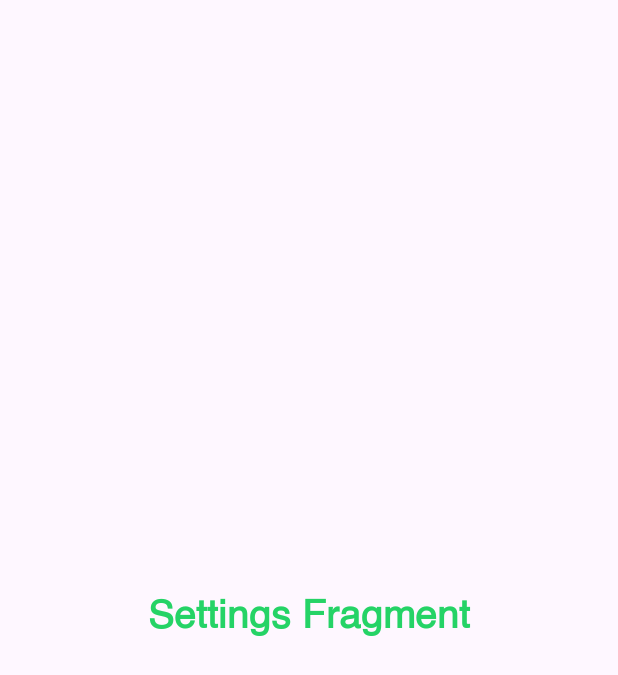
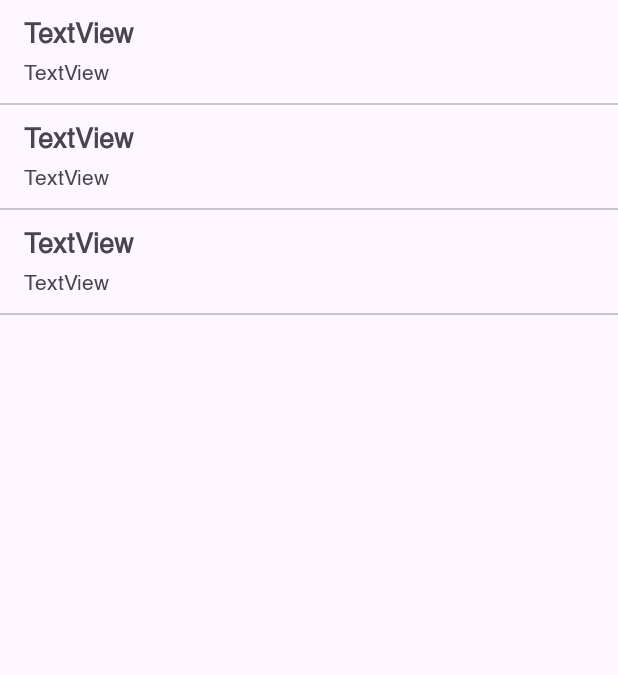
Before and after one commit to muhsan-javed/Status-Saver-Application, an Android app: the layout fragment_settings.xml on its own in the app's theme, with its tools: preview values and no code run, on a phone screen of 412 x 824 dp. Shown: the top 675 px of the screen. Run offline under Robolectric (Android 15) with nearby library versions, the phone set to English and light mode, and no system bars.

Commit message:
Refresh UI

```diff
--- a/app/src/main/res/layout/fragment_settings.xml
+++ b/app/src/main/res/layout/fragment_settings.xml
@@ -1,19 +1,15 @@
 <?xml version="1.0" encoding="utf-8"?>
-<androidx.constraintlayout.widget.ConstraintLayout
-    xmlns:android="http://schemas.android.com/apk/res/android"
+<androidx.constraintlayout.widget.ConstraintLayout xmlns:android="http://schemas.android.com/apk/res/android"
     xmlns:tools="http://schemas.android.com/tools"
     android:layout_width="match_parent"
     android:layout_height="match_parent"
+    xmlns:app="http://schemas.android.com/apk/res-auto"
     tools:context=".view.fragments.FragmentSettings">
 
-    <!-- TODO: Update blank fragment layout -->
-    <TextView
+    <androidx.recyclerview.widget.RecyclerView
         android:layout_width="match_parent"
-        android:textSize="26dp"
-        android:gravity="center"
-        android:textStyle="bold"
-        android:textColor="@color/colorPrimaryLight"
         android:layout_height="match_parent"
-        android:text="Settings Fragment" />
-
+        android:id="@+id/settings_recyclerview"
+        app:layoutManager="androidx.recyclerview.widget.LinearLayoutManager"
+        tools:listitem="@layout/item_settings"/>
 </androidx.constraintlayout.widget.ConstraintLayout>
```
